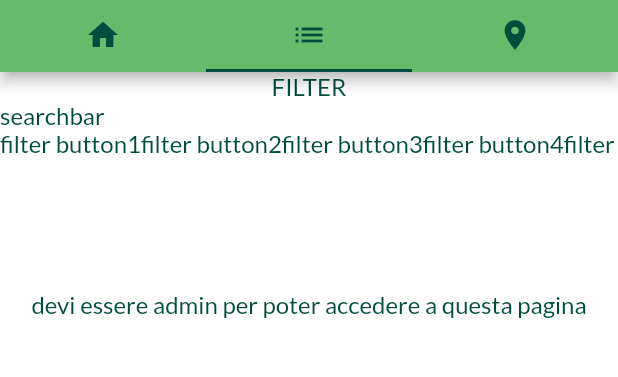
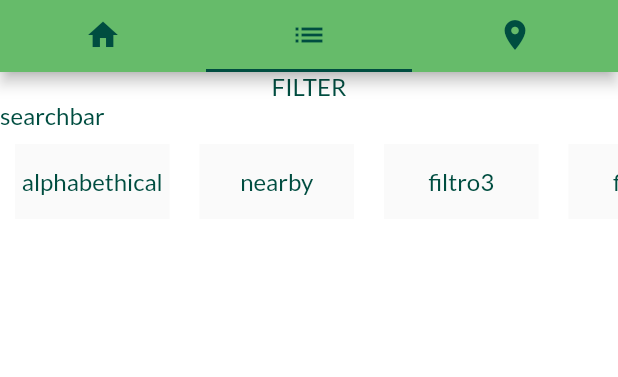
Before and after one commit to nisol91/echo-app, a Flutter app: the screen it shows after launch, tab 2 chosen, on a phone screen of 412 x 824 dp, the part 84-461 px from its top. Run offline on Flutter 3.47's test engine with Material 2 defaults, Android fonts, the phone set to English and light mode, and no system bars; our stand-ins replace cloud_firestore, firebase_auth, flushbar, get_it, google_sign_in, transparent_image; missing offline and left inert: pk_skeleton; accounts and stored records are empty.

Commit message:
filter done

```diff
--- a/lib/main.dart
+++ b/lib/main.dart
@@ -188,6 +188,7 @@ class _MyHomePageState extends State<MyHomePage>
     return Container(
       child: CompanyList(
         filter: true,
+        adminList: false,
       ),
     );
   }
@@ -233,8 +234,6 @@ class _MyHomePageState extends State<MyHomePage>
                     )
                   ],
                 ),
-                //questa row volendo si potrebbe sostituire
-                //con il widget CompanyList()
                 Row(
                   children: <Widget>[
                     Expanded(
--- a/lib/views/company_list_view_admin.dart
+++ b/lib/views/company_list_view_admin.dart
@@ -29,6 +29,7 @@ class _CompanyListViewAdminState extends State<CompanyListViewAdmin> {
       ),
       body: CompanyList(
         filter: false,
+        adminList: true,
       ),
     );
     ;
--- a/lib/widgets/company_list.dart
+++ b/lib/widgets/company_list.dart
@@ -8,8 +8,9 @@ import '../widgets/company_card.dart';
 
 class CompanyList extends StatefulWidget {
   final bool filter;
+  final bool adminList;
 
-  const CompanyList({Key key, this.filter}) : super(key: key);
+  const CompanyList({Key key, this.filter, this.adminList}) : super(key: key);
 
   @override
   _CompanyListState createState() => _CompanyListState();
@@ -17,21 +18,90 @@ class CompanyList extends StatefulWidget {
 
 class _CompanyListState extends State<CompanyList> {
   List<Company> companies;
+  List<Company> companiesFromFetch;
+
+  bool loadedCompanies = false;
+  List<String> filters = [
+    'alphabethical',
+    'nearby',
+    'filtro3',
+    'filtro4',
+    'filtro5'
+  ];
 
   @override
   initState() {
     super.initState();
-    print('FILTRO->${widget.filter}');
   }
 
-  void orderAlfa() {
-    print('sorting...');
-    Firestore.instance
+  @override
+  void didChangeDependencies() {
+    // TODO: implement didChangeDependencies
+    super.didChangeDependencies();
+    getCompanies();
+  }
+
+  void selectFilter(tag) {
+    switch (tag) {
+      case 'alphabethical':
+        print('alphabethical');
+        orderAlfa();
+        break;
+      case 'nearby':
+        print('nearby');
+        break;
+      case 'filtro3':
+        print('filtro3');
+        break;
+      case 'filtro4':
+        print('filtro4');
+        break;
+      default:
+    }
+  }
+
+  void getCompanies() async {
+    //MODO ALTERNATIVO SFRUTTANDO I METODI DELLA CRUD (CHE POI SONO IDENTICI)
+    //A QUELLI CHE USO IO. SOLO CHE E' SCOMODO PERCHE RENDE COMPLESSI I FILTRI.
+    // Provider.of<CrudModelCompany>(context)
+    //     .fetchCompanies()
+    //     .then((companiesFromFetch) => setState(() {
+    //           companies = companiesFromFetch;
+    //         }));
+    // print('COMPANIES->${companies}');
+    // loadedCompanies = true;
+    await Firestore.instance.collection("companies").getDocuments().then((doc) {
+      companiesFromFetch = doc.documents
+          .map((doc) => Company.fromMap(doc.data, doc.documentID))
+          .toList();
+
+      setState(() {
+        companies = companiesFromFetch;
+      });
+      print(companies);
+      loadedCompanies = true;
+    });
+  }
+
+  void orderAlfa() async {
+    setState(() {
+      loadedCompanies = false;
+    });
+    print('sorting alfab...');
+    await Firestore.instance
         .collection("companies")
         .orderBy('name', descending: false)
         .getDocuments()
         .then((doc) {
-      print('OKOKOKOKOKOK');
+      companiesFromFetch = doc.documents
+          .map((doc) => Company.fromMap(doc.data, doc.documentID))
+          .toList();
+
+      setState(() {
+        companies = companiesFromFetch;
+      });
+      print(companies);
+      loadedCompanies = true;
     });
   }
 
@@ -47,17 +117,37 @@ class _CompanyListState extends State<CompanyList> {
 
   Widget get _filters {
     return Container(
-      child: SingleChildScrollView(
-        scrollDirection: Axis.horizontal,
       child: Row(
         children: <Widget>[
-            Text('filter button1'),
-            Text('filter button2'),
-            Text('filter button3'),
-            Text('filter button4'),
-            Text('filter button5'),
+          Expanded(
+            child: SizedBox(
+              height: 70,
+              child: ListView.builder(
+                  scrollDirection: Axis.horizontal,
+                  itemCount: filters.length,
+                  itemBuilder: (BuildContext ctxt, int index) {
+                    return Padding(
+                      padding: const EdgeInsets.all(10.0),
+                      child: Material(
+                        child: InkWell(
+                          onTap: () => selectFilter(filters[index]),
+                          child: Container(
+                            height: 30,
+                            width: MediaQuery.of(context).size.width * 0.25,
+                            child: Column(
+                              mainAxisAlignment: MainAxisAlignment.center,
+                              children: <Widget>[
+                                Text(filters[index]),
                               ],
                             ),
+                          ),
+                        ),
+                      ),
+                    );
+                  }),
+            ),
+          ),
+        ],
       ),
     );
   }
@@ -65,8 +155,6 @@ class _CompanyListState extends State<CompanyList> {
   @override
   Widget build(BuildContext context) {
     var container = AppStateContainer.of(context);
-    final companyProvider = Provider.of<CrudModelCompany>(context);
-
     return Column(
       children: <Widget>[
         (widget.filter)
@@ -85,45 +173,30 @@ class _CompanyListState extends State<CompanyList> {
           flex: 8,
           child: Container(
               padding: EdgeInsets.all(1),
-            child: StreamBuilder(
-                stream: companyProvider.fetchCompaniesAsStream(),
-                builder: (context, AsyncSnapshot<QuerySnapshot> snapshot) {
-                  if (container.areYouAdmin == false) {
-                    print('non sei admin');
-                    return Container(
+              child:
+                  (container.areYouAdmin == false && widget.adminList == true)
+                      ? Container(
                           child: Column(
                             children: <Widget>[
                               Text(
                                   'devi essere admin per poter accedere a questa pagina'),
                             ],
                           ),
-                    );
-                  } else {
-                    if (snapshot.hasData) {
-                      print('fatto');
-                      companies = snapshot.data.documents
-                          .map((doc) =>
-                              Company.fromMap(doc.data, doc.documentID))
-                          .toList();
-                      return ListView.builder(
+                        )
+                      : (loadedCompanies)
+                          ? ListView.builder(
                               scrollDirection: Axis.vertical,
                               itemCount: companies.length,
                               itemBuilder: (buildContext, index) =>
                                   CompanyCard(companyDetails: companies[index]),
-                      );
-                    } else {
-                      print('loading');
-                      return Container(
+                            )
+                          : Container(
                               child: Column(
                                 mainAxisAlignment: MainAxisAlignment.center,
                                 crossAxisAlignment: CrossAxisAlignment.center,
                                 children: <Widget>[CircularProgressIndicator()],
                               ),
-                      );
-                    }
-                  }
-                }),
-          ),
+                            )),
         ),
       ],
     );
```
Lines whose indentation alone changed are shown as unchanged.
